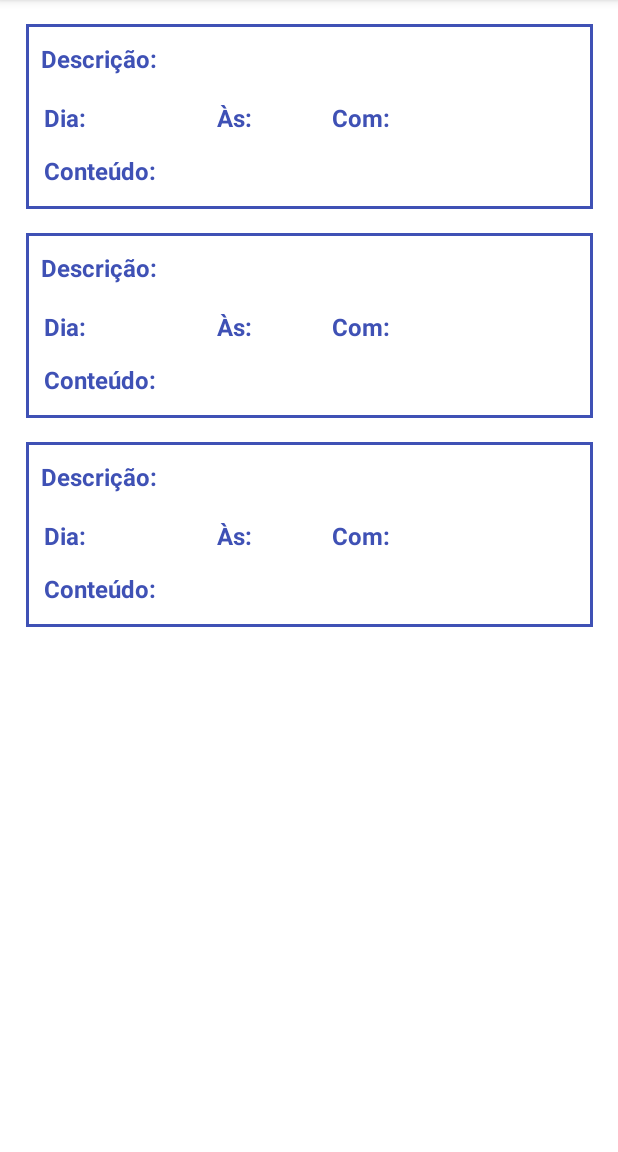
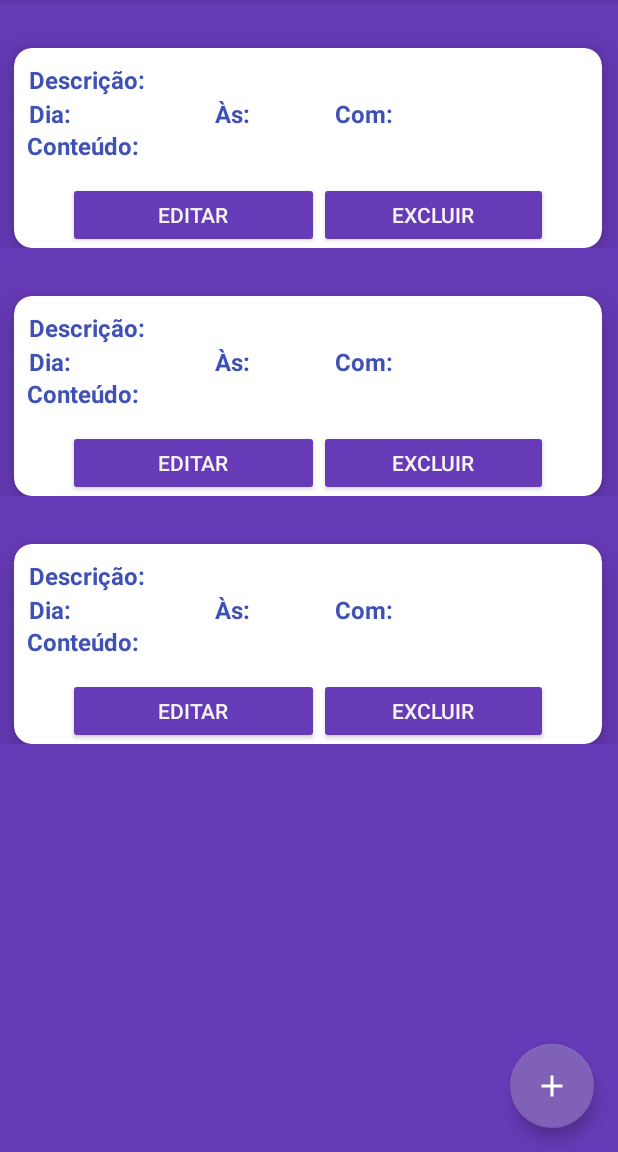
Before and after one commit to gmn-95/FATEC-Programacao-para-Dispositivos-Moveis-Versao-ANDROID, an Android app: the layout activity_agendamentos.xml on its own in the app's theme, with its tools: preview values and no code run, on a phone screen of 412 x 824 dp, the part 84-1236 px from its top. Run offline under Robolectric (Android 15) with nearby library versions, the light colour scheme and no system bars.

Commit message:
alterandlo layout/desing, adicionando botões: editar, excluir e criar

```diff
--- a/app/src/main/AndroidManifest.xml
+++ b/app/src/main/AndroidManifest.xml
@@ -14,7 +14,7 @@
         android:theme="@style/Theme.Agenda"
         tools:targetApi="31">
         <activity
-            android:name=".ViewAgendamentos"
+            android:name=".view.agendamento.ViewAgendamentos"
             android:exported="false" />
         <activity
             android:name=".MainActivity"
--- a/app/src/main/java/com/br/agenda/MainActivity.java
+++ b/app/src/main/java/com/br/agenda/MainActivity.java
@@ -11,6 +11,7 @@ import android.widget.Toast;
 
 import com.br.agenda.controller.UsuarioController;
 import com.br.agenda.model.bean.Usuario;
+import com.br.agenda.view.agendamento.ViewAgendamentos;
 
 import java.sql.SQLException;
 
--- a/app/src/main/java/com/br/agenda/AgendamentoAdapter.java
+++ b/app/src/main/java/com/br/agenda/view/agendamento/AgendamentoAdapter.java
@@ -1,4 +1,4 @@
-package com.br.agenda;
+package com.br.agenda.view.agendamento;
 
 import android.content.Context;
 import android.view.LayoutInflater;
@@ -8,7 +8,6 @@ import android.view.ViewGroup;
 import androidx.annotation.NonNull;
 import androidx.recyclerview.widget.RecyclerView;
 
-import com.br.agenda.AgendamentoViewHolder;
 import com.br.agenda.R;
 import com.br.agenda.model.bean.Agendamento;
 
--- a/app/src/main/java/com/br/agenda/AgendamentoViewHolder.java
+++ b/app/src/main/java/com/br/agenda/view/agendamento/AgendamentoViewHolder.java
@@ -1,10 +1,12 @@
-package com.br.agenda;
+package com.br.agenda.view.agendamento;
 
 import android.view.View;
 import android.widget.TextView;
 
 import androidx.annotation.NonNull;
 import androidx.recyclerview.widget.RecyclerView;
+
+import com.br.agenda.R;
 
 
 public class AgendamentoViewHolder extends RecyclerView.ViewHolder {
--- a/app/src/main/java/com/br/agenda/ViewAgendamentos.java
+++ b/app/src/main/java/com/br/agenda/view/agendamento/ViewAgendamentos.java
@@ -1,18 +1,16 @@
-package com.br.agenda;
+package com.br.agenda.view.agendamento;
 
 import androidx.appcompat.app.AppCompatActivity;
 import androidx.recyclerview.widget.LinearLayoutManager;
 import androidx.recyclerview.widget.RecyclerView;
 
 import android.os.Bundle;
-import android.widget.TextView;
-import android.widget.Toolbar;
 
+import com.br.agenda.R;
 import com.br.agenda.controller.AgendamentoController;
 import com.br.agenda.model.bean.Agendamento;
 import com.br.agenda.model.bean.Usuario;
 
-import java.text.SimpleDateFormat;
 import java.util.List;
 
 public class ViewAgendamentos extends AppCompatActivity {
@@ -36,12 +34,11 @@ public class ViewAgendamentos extends AppCompatActivity {
 
             agendamentoList = agendamentoController.listarAgendamentos(agendamento);
 
-            for(Agendamento agendamento1 : agendamentoList){
-                System.out.println(agendamento1);
-            }
+            agendamentoAdapter = new AgendamentoAdapter(ViewAgendamentos.this, agendamentoList);
+            RecyclerView.LayoutManager layoutManager = new LinearLayoutManager(ViewAgendamentos.this,
+                    LinearLayoutManager.VERTICAL, false);
 
-            agendamentoAdapter = new AgendamentoAdapter(ViewAgendamentos.this, agendamentoList);
-
+            recyclerView.setLayoutManager(layoutManager);
             recyclerView.setAdapter(agendamentoAdapter);
 
         } catch (Exception e) {
@@ -51,4 +48,5 @@ public class ViewAgendamentos extends AppCompatActivity {
     }
 
 
+
 }
--- /dev/null
+++ b/app/src/main/res/drawable/ic_baseline_add_24.xml
@@ -0,0 +1,5 @@
+<vector android:height="24dp" android:tint="#000000"
+    android:viewportHeight="24" android:viewportWidth="24"
+    android:width="24dp" xmlns:android="http://schemas.android.com/apk/res/android">
+    <path android:fillColor="@android:color/white" android:pathData="M19,13h-6v6h-2v-6H5v-2h6V5h2v6h6v2z"/>
+</vector>
--- a/app/src/main/res/layout/activity_agendamentos.xml
+++ b/app/src/main/res/layout/activity_agendamentos.xml
@@ -4,8 +4,8 @@
     xmlns:tools="http://schemas.android.com/tools"
     android:layout_width="match_parent"
     android:layout_height="match_parent"
-    android:background="#FDFDFD"
-    tools:context=".ViewAgendamentos"
+    android:background="#673AB7"
+    tools:context=".view.agendamento.ViewAgendamentos"
     tools:layout_editor_absoluteX="-4dp"
     tools:layout_editor_absoluteY="9dp">
 
@@ -43,9 +43,22 @@
         android:layout_width="match_parent"
         android:layout_height="match_parent"
         android:layout_below="@id/app_bar"
-        android:background="@color/white"
+        android:background="#673AB7"
         app:layoutManager="androidx.recyclerview.widget.LinearLayoutManager"
         tools:listitem="@layout/itens_agendamento" />
+
+    <com.google.android.material.floatingactionbutton.FloatingActionButton
+        android:id="@+id/botaoAdd"
+        android:src="@drawable/ic_baseline_add_24"
+        app:backgroundTint="#8061B8"
+        android:tint="@color/white"
+        android:layout_height="wrap_content"
+        android:layout_width="wrap_content"
+        android:layout_alignParentEnd="true"
+        android:layout_alignParentBottom="true"
+        android:layout_marginEnd="16dp"
+        android:layout_marginBottom="16dp"
+        />
 
 
 
--- a/app/src/main/res/layout/itens_agendamento.xml
+++ b/app/src/main/res/layout/itens_agendamento.xml
@@ -2,154 +2,203 @@
 <androidx.constraintlayout.widget.ConstraintLayout xmlns:android="http://schemas.android.com/apk/res/android"
     xmlns:app="http://schemas.android.com/apk/res-auto"
     xmlns:tools="http://schemas.android.com/tools"
+    android:id="@+id/cardView"
     android:layout_width="match_parent"
     android:layout_height="wrap_content"
-
+    android:background="#673AB7"
     >
 
-    <TextView
-        android:id="@+id/textViewBorder"
-        android:layout_width="378dp"
-        android:layout_height="123dp"
-        android:layout_marginTop="16dp"
-        android:background="@drawable/border"
+
+    <androidx.cardview.widget.CardView
+        android:id="@+id/cardView"
+        android:layout_width="392dp"
+        android:layout_height="133dp"
+        android:layout_marginTop="32dp"
+        app:cardCornerRadius="12dp"
+        app:cardMaxElevation="200dp"
+
+
+        app:cardElevation="12dp"
         app:layout_constraintEnd_toEndOf="parent"
-        app:layout_constraintHorizontal_bias="0.516"
+        app:layout_constraintHorizontal_bias="0.473"
         app:layout_constraintStart_toStartOf="parent"
         app:layout_constraintTop_toTopOf="parent"
-        tools:ignore="MissingConstraints" />
+        tools:ignore="DuplicateIds,MissingConstraints">
 
-    <TextView
-        android:id="@+id/textDescricao"
-        android:layout_width="280dp"
-        android:layout_height="23dp"
-        android:layout_marginTop="12dp"
-        android:layout_marginEnd="8dp"
-        android:textColor="#3F51B5"
-        android:textSize="16sp"
-        app:layout_constraintEnd_toEndOf="@+id/textViewBorder"
-        app:layout_constraintTop_toTopOf="@+id/textViewBorder"
-        tools:ignore="MissingConstraints" />
+        <LinearLayout
+            android:layout_width="376dp"
+            android:layout_height="wrap_content"
+            android:layout_margin="10dp">
 
             <TextView
                 android:id="@+id/textViewDescricao"
                 android:layout_width="80dp"
                 android:layout_height="23dp"
-        android:layout_marginTop="12dp"
+                android:layout_marginEnd="24dp"
                 android:text="Descrição:"
                 android:textColor="#3F51B5"
                 android:textSize="16sp"
                 android:textStyle="bold"
-        app:layout_constraintEnd_toStartOf="@+id/textDescricao"
-        app:layout_constraintHorizontal_bias="1.0"
-        app:layout_constraintStart_toStartOf="@+id/textViewBorder"
-        app:layout_constraintTop_toTopOf="@+id/textViewBorder"
                 tools:ignore="MissingConstraints" />
+
+            <TextView
+                android:id="@+id/textDescricao"
+                android:layout_width="295dp"
+                android:layout_height="23dp"
+                android:layout_marginStart="-21dp"
+                android:textColor="#3F51B5"
+                android:textSize="16sp"
+                tools:ignore="MissingConstraints"
+                tools:layout_editor_absoluteX="112dp"
+                tools:layout_editor_absoluteY="331dp" />
+
+        </LinearLayout>
+
+        <LinearLayout
+            android:layout_width="378dp"
+            android:layout_height="wrap_content"
+            android:layout_gravity="center|start|end"
+            android:layout_marginStart="10dp"
+            android:layout_marginTop="-22dp"
+            android:orientation="horizontal">
 
             <TextView
                 android:id="@+id/textViewDia"
                 android:layout_width="wrap_content"
                 android:layout_height="23dp"
-        android:layout_marginStart="12dp"
-        android:layout_marginTop="16dp"
                 android:text="Dia:"
                 android:textColor="#3F51B5"
                 android:textSize="16sp"
                 android:textStyle="bold"
-        app:layout_constraintStart_toStartOf="@+id/textViewBorder"
-        app:layout_constraintTop_toBottomOf="@+id/textDescricao"
                 tools:ignore="MissingConstraints" />
 
             <TextView
                 android:id="@+id/textData"
-        android:layout_width="75dp"
+                android:layout_width="85dp"
                 android:layout_height="23dp"
                 android:layout_marginStart="4dp"
-        android:layout_marginTop="16dp"
                 android:textColor="#3F51B5"
                 android:textSize="16sp"
                 app:layout_constraintStart_toEndOf="@+id/textViewDia"
-        app:layout_constraintTop_toBottomOf="@+id/textDescricao" />
+                tools:layout_editor_absoluteY="370dp" />
+
+            <TextView
+                android:id="@+id/textView3"
+                android:layout_width="15dp"
+                android:layout_height="1dp"
+                android:layout_weight="1" />
 
             <TextView
                 android:id="@+id/textViewHora"
                 android:layout_width="wrap_content"
-        android:layout_height="23dp"
-        android:layout_marginStart="8dp"
-        android:layout_marginTop="16dp"
-        android:text="Às:"
+                android:layout_height="match_parent"
+                android:text="Às:  "
                 android:textColor="#3F51B5"
                 android:textSize="16sp"
-        android:textStyle="bold"
-        app:layout_constraintStart_toEndOf="@+id/textData"
-        app:layout_constraintTop_toBottomOf="@+id/textDescricao"
-        tools:ignore="MissingConstraints" />
+                android:textStyle="bold" />
+
+            <TextView
+                android:id="@+id/textView6"
+                android:layout_width="10dp"
+                android:layout_height="1dp"
+                android:layout_weight="1"
+                android:text="TextView" />
 
             <TextView
                 android:id="@+id/textHora"
                 android:layout_width="41dp"
                 android:layout_height="23dp"
-        android:layout_marginStart="4dp"
-        android:layout_marginTop="16dp"
                 android:textColor="#3F51B5"
                 android:textSize="16sp"
-        app:layout_constraintStart_toEndOf="@+id/textViewHora"
-        app:layout_constraintTop_toBottomOf="@+id/textDescricao" />
+                tools:ignore="MissingConstraints"
+                tools:layout_editor_absoluteX="110dp"
+                tools:layout_editor_absoluteY="370dp" />
+
+            <TextView
+                android:id="@+id/textView5"
+                android:layout_width="16dp"
+                android:layout_height="1dp"
+                android:layout_weight="1"
+                android:text="TextView" />
 
             <TextView
                 android:id="@+id/textViewUsuario"
                 android:layout_width="wrap_content"
                 android:layout_height="23dp"
-        android:layout_marginStart="8dp"
-        android:layout_marginTop="16dp"
-        android:text="Com:"
+                android:text="Com:  "
                 android:textColor="#3F51B5"
                 android:textSize="16sp"
                 android:textStyle="bold"
-        app:layout_constraintStart_toEndOf="@+id/textHora"
-        app:layout_constraintTop_toBottomOf="@+id/textDescricao" />
+                tools:ignore="MissingConstraints" />
 
             <TextView
                 android:id="@+id/textContato"
-        android:layout_width="123dp"
+                android:layout_width="127dp"
                 android:layout_height="23dp"
-        android:layout_marginTop="16dp"
                 android:textColor="#3F51B5"
                 android:textSize="16sp"
-        app:layout_constraintEnd_toEndOf="@+id/textViewBorder"
-        app:layout_constraintHorizontal_bias="0.366"
-        app:layout_constraintStart_toEndOf="@+id/textViewUsuario"
-        app:layout_constraintTop_toBottomOf="@+id/textDescricao" />
+                tools:ignore="MissingConstraints" />
+        </LinearLayout>
+
+        <LinearLayout
+            android:layout_width="378dp"
+            android:layout_height="25dp"
+            android:layout_gravity="center"
+            android:layout_marginStart="2dp">
+
+            <TextView
+                android:id="@+id/textViewConteudo"
+                android:layout_width="80dp"
+                android:layout_height="23dp"
+                android:text="Conteúdo:"
+                android:textColor="#3F51B5"
+                android:textSize="16sp"
+                android:textStyle="bold"
+                tools:ignore="MissingConstraints" />
 
             <TextView
                 android:id="@+id/textConteudo"
                 android:layout_width="280dp"
                 android:layout_height="23dp"
-        android:layout_marginTop="12dp"
                 android:textColor="#3F51B5"
                 android:textSize="16sp"
-        app:layout_constraintBottom_toBottomOf="@+id/textViewBorder"
-        app:layout_constraintEnd_toEndOf="@+id/textViewBorder"
-        app:layout_constraintHorizontal_bias="0.2"
-        app:layout_constraintStart_toEndOf="@+id/textViewConteudo"
-        app:layout_constraintTop_toBottomOf="@+id/textHora"
-        app:layout_constraintVertical_bias="0.0"
                 tools:ignore="MissingConstraints" />
+        </LinearLayout>
 
-    <TextView
-        android:id="@+id/textViewConteudo"
-        android:layout_width="80dp"
-        android:layout_height="23dp"
-        android:layout_marginStart="12dp"
-        android:layout_marginTop="12dp"
-        android:text="Conteúdo:"
-        android:textColor="#3F51B5"
-        android:textSize="16sp"
-        android:textStyle="bold"
-        app:layout_constraintBottom_toBottomOf="@+id/textViewBorder"
-        app:layout_constraintStart_toStartOf="@+id/textViewBorder"
-        app:layout_constraintTop_toBottomOf="@+id/textData"
-        app:layout_constraintVertical_bias="0.0" />
+        <LinearLayout
+            android:layout_width="320dp"
+            android:layout_height="44dp"
+            android:layout_gravity="bottom|center">
+
+            <Button
+                android:id="@+id/btEditar"
+                android:layout_width="167dp"
+                android:layout_height="wrap_content"
+                android:text="Editar"
+                android:backgroundTint="#673AB7"
+                android:textColor="#F4F4F4"
+                />
+
+            <Button
+                android:id="@+id/btExcluir"
+                android:layout_width="match_parent"
+                android:layout_height="wrap_content"
+                android:text="Excluir"
+                android:backgroundTint="#673AB7"
+                android:textColor="#F4F4F4"
+                />
+        </LinearLayout>
+
+    </androidx.cardview.widget.CardView>
+
+    <androidx.constraintlayout.widget.Guideline
+        android:id="@+id/guideline3"
+        android:layout_width="wrap_content"
+        android:layout_height="match_parent"
+        android:orientation="vertical"
+        app:layout_constraintGuide_begin="20dp"
+        android:background="#673AB7"
+        />
 
 
 </androidx.constraintlayout.widget.ConstraintLayout>
```
Lines whose indentation alone changed are shown as unchanged.
